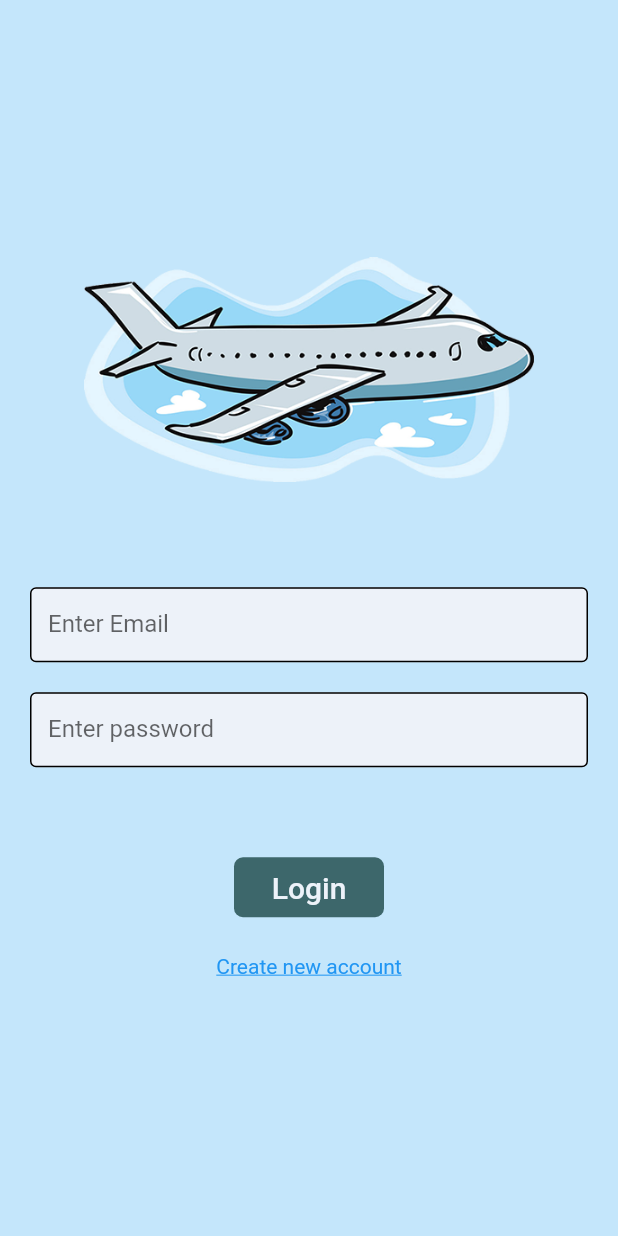
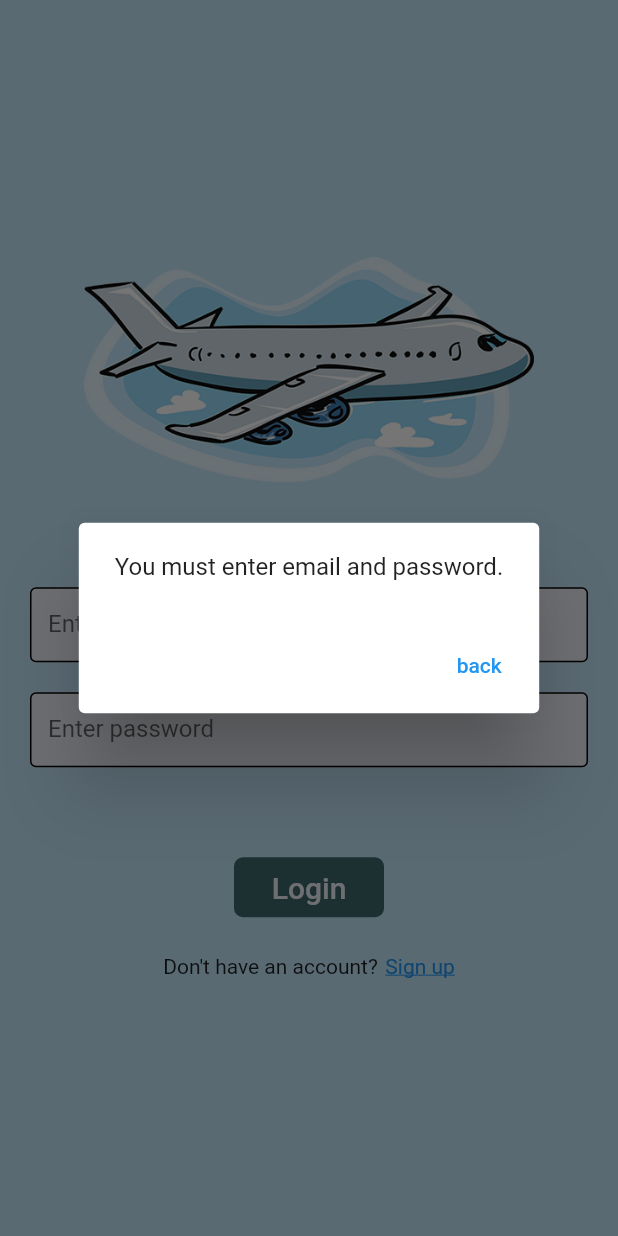
Before and after one commit to Mernamohamed44/airlineResrvation, a Flutter app: the screen it shows after launch, after a tap on "Login", on a phone screen of 412 x 824 dp. Run offline on Flutter 3.47's test engine with Material 2 defaults, Android fonts, the phone set to English and light mode, and no system bars; our stand-ins replace firebase_core; accounts and stored records are empty.

Commit message:
some updates

```diff
--- /dev/null
+++ b/lib/app/services/api_keys.dart
@@ -0,0 +1,3 @@
+class APIKeys{
+  static String sandboxKey = "";
+}
--- a/lib/screens/login.dart
+++ b/lib/screens/login.dart
@@ -1,3 +1,4 @@
+import 'package:flutter/cupertino.dart';
 import 'package:flutter/material.dart';
 import 'package:zeft/colors.dart';
 import '../firebase/auth.dart';
@@ -23,6 +24,21 @@ class _LoginState extends State<Login> {
 
   @override
   Widget build(BuildContext context) {
+    void showDialogMessage() {
+      showDialog(
+          context: context,
+          builder: (ctx) => AlertDialog(
+                content: const Text("You must enter email and password."),
+                actions: [
+                  TextButton(
+                      onPressed: () {
+                        Navigator.of(ctx).pop();
+                      },
+                      child: const Text('back'))
+                ],
+              ));
+    }
+
     return Scaffold(
       //C5E7FC
       backgroundColor: lightBlue,
@@ -108,13 +124,18 @@ class _LoginState extends State<Login> {
                     ),
                     child: TextButton(
                       onPressed: () {
+                        if (emailController.text.isEmpty ||
+                            passwordController.text.isEmpty) {
+                          showDialogMessage();
+                        } else {
                           Auth()
                               .signIn(
                                   emailController.text, passwordController.text)
-                            .then((value) => Navigator.pushReplacement(context,
-                                    MaterialPageRoute(builder: (_) {
+                              .then((value) => Navigator.pushReplacement(
+                                      context, MaterialPageRoute(builder: (_) {
                                     return const AirlineReservation();
                                   })));
+                        }
                       },
                       child: Text(
                         'Login',
@@ -124,19 +145,29 @@ class _LoginState extends State<Login> {
                 const SizedBox(
                   height: 25,
                 ),
+                Row(
+                  mainAxisAlignment: MainAxisAlignment.center,
+                  children: [
+                    const Text(
+                      "Don't have an account?",
+                    ),
+                    const SizedBox(width: 5),
                     InkWell(
                       child: const Center(
                           child: Text(
-                    'Create new account',
+                        "Sign up",
                         style: TextStyle(
                             decoration: TextDecoration.underline,
                             color: Colors.blue),
                       )),
                       onTap: () {
-                    Navigator.of(context).push(MaterialPageRoute(builder: (_) {
+                        Navigator.of(context)
+                            .push(MaterialPageRoute(builder: (_) {
                           return const NewAccount();
                         }));
                       },
+                    ),
+                  ],
                 ),
               ],
             ),
```
Lines whose indentation alone changed are shown as unchanged.
